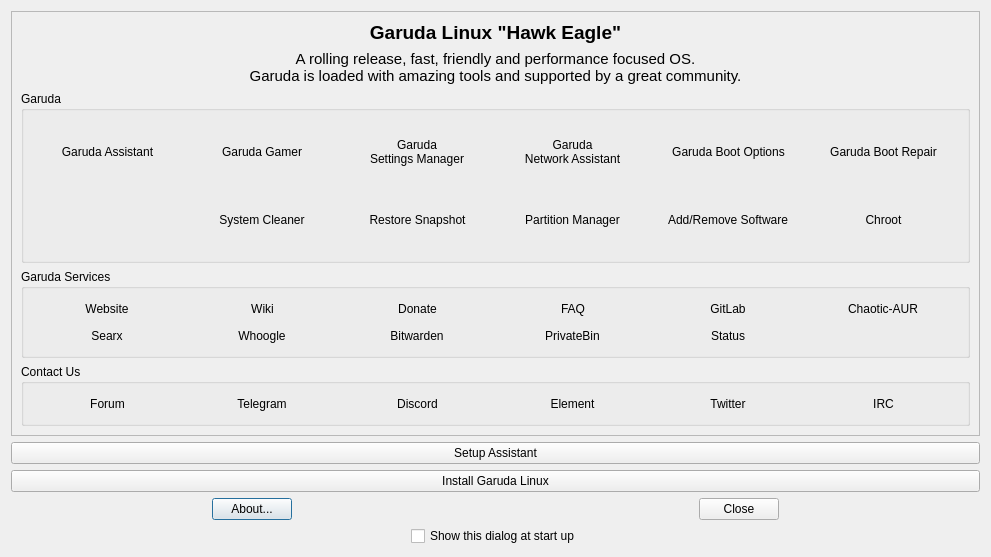
The window that garudawelcome.ui (Akash6222/tcet-garuda-welcome) describes before a commit, drawn with Qt 5.
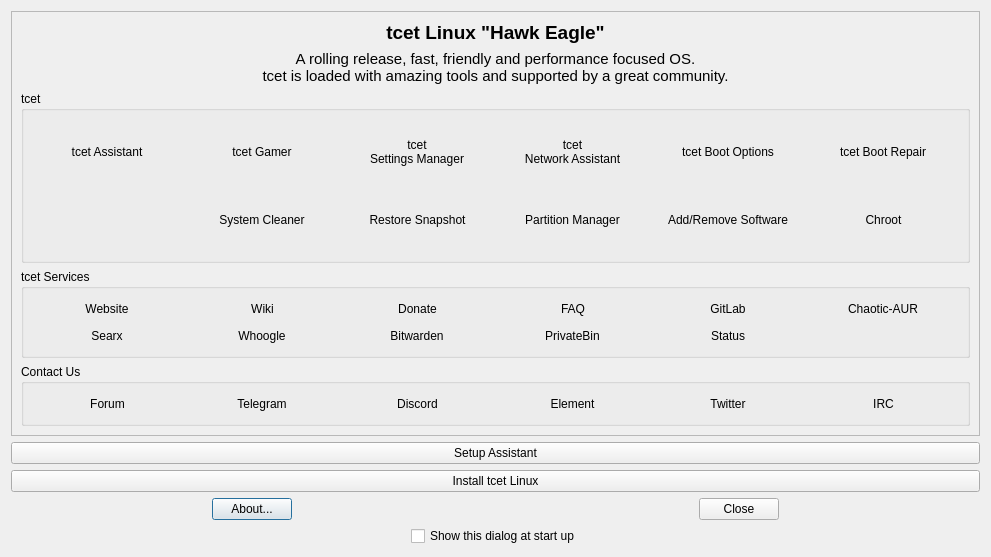
The same window after the commit. Icons and pictures are not drawn.

Commit message: garuda-welcome changed to tcet-welcome

What changed in the file:
```diff
--- a/garudawelcome.ui
+++ b/garudawelcome.ui
@@ -103,7 +103,7 @@
        <item row="0" column="0" colspan="2">
         <widget class="QLabel" name="labelTitle">
          <property name="text">
-          <string>&lt;html&gt;&lt;head/&gt;&lt;body&gt;&lt;p align=&quot;center&quot;&gt;&lt;span style=&quot; font-size:14pt; font-weight:600;&quot;&gt;Garuda Linux &amp;quot;Hawk Eagle&amp;quot;&lt;/span&gt;&lt;/p&gt;&lt;/body&gt;&lt;/html&gt;</string>
+          <string>&lt;html&gt;&lt;head/&gt;&lt;body&gt;&lt;p align=&quot;center&quot;&gt;&lt;span style=&quot; font-size:14pt; font-weight:600;&quot;&gt;tcet Linux &amp;quot;Hawk Eagle&amp;quot;&lt;/span&gt;&lt;/p&gt;&lt;/body&gt;&lt;/html&gt;</string>
          </property>
          <property name="alignment">
           <set>Qt::AlignCenter</set>
@@ -113,7 +113,7 @@
        <item row="2" column="0" colspan="2">
         <widget class="QGroupBox" name="groupBox_2">
          <property name="title">
-          <string>Garuda</string>
+          <string>tcet</string>
          </property>
          <layout class="QGridLayout" name="gridLayout_5">
           <item row="2" column="6" alignment="Qt::AlignHCenter">
@@ -163,7 +163,7 @@
              </sizepolicy>
             </property>
             <property name="text">
-             <string>Garuda
+             <string>tcet
 Network Assistant</string>
             </property>
             <property name="icon">
@@ -193,7 +193,7 @@
              </sizepolicy>
             </property>
             <property name="text">
-             <string>Garuda Boot Repair</string>
+             <string>tcet Boot Repair</string>
             </property>
             <property name="icon">
              <iconset theme="garuda-boot-repair">
@@ -251,7 +251,7 @@
              </sizepolicy>
             </property>
             <property name="text">
-             <string>Garuda Boot Options</string>
+             <string>tcet Boot Options</string>
             </property>
             <property name="icon">
              <iconset theme="garuda-boot-options">
@@ -280,7 +280,7 @@
              </sizepolicy>
             </property>
             <property name="text">
-             <string>Garuda Assistant</string>
+             <string>tcet Assistant</string>
             </property>
             <property name="icon">
              <iconset theme="garuda-assistant">
@@ -405,7 +405,7 @@
              </sizepolicy>
             </property>
             <property name="text">
-             <string>Garuda
+             <string>tcet
 Settings Manager</string>
             </property>
             <property name="icon">
@@ -435,7 +435,7 @@
              </sizepolicy>
             </property>
             <property name="text">
-             <string>Garuda Gamer</string>
+             <string>tcet Gamer</string>
             </property>
             <property name="icon">
              <iconset theme="garuda-gamer">
@@ -608,7 +608,7 @@
        <item row="1" column="0" colspan="2">
         <widget class="QLabel" name="labelIntro">
          <property name="text">
-          <string>&lt;html&gt;&lt;head/&gt;&lt;body&gt;&lt;p align=&quot;center&quot;&gt;&lt;span style=&quot; font-size:11pt;&quot;&gt;A rolling release, fast, friendly and performance focused OS.&lt;br/&gt;Garuda is loaded with amazing tools and supported by a great community.&lt;/span&gt;&lt;/p&gt;&lt;/body&gt;&lt;/html&gt;</string>
+          <string>&lt;html&gt;&lt;head/&gt;&lt;body&gt;&lt;p align=&quot;center&quot;&gt;&lt;span style=&quot; font-size:11pt;&quot;&gt;A rolling release, fast, friendly and performance focused OS.&lt;br/&gt;tcet is loaded with amazing tools and supported by a great community.&lt;/span&gt;&lt;/p&gt;&lt;/body&gt;&lt;/html&gt;</string>
          </property>
          <property name="alignment">
           <set>Qt::AlignLeading|Qt::AlignLeft|Qt::AlignVCenter</set>
@@ -621,7 +621,7 @@
        <item row="3" column="0" colspan="2">
         <widget class="QGroupBox" name="groupBox_web">
          <property name="title">
-          <string>Garuda Services</string>
+          <string>tcet Services</string>
          </property>
          <layout class="QGridLayout" name="gridLayout_2">
           <item row="1" column="2" alignment="Qt::AlignHCenter">
@@ -909,7 +909,7 @@
       <bool>false</bool>
      </property>
      <property name="text">
-      <string>Install Garuda Linux</string>
+      <string>Install tcet Linux</string>
      </property>
      <property name="icon">
       <iconset theme="system-installer">
```
Left out of the diff: 30 changed lines with no effect on the pictures. The commit also changes 10 other files.
